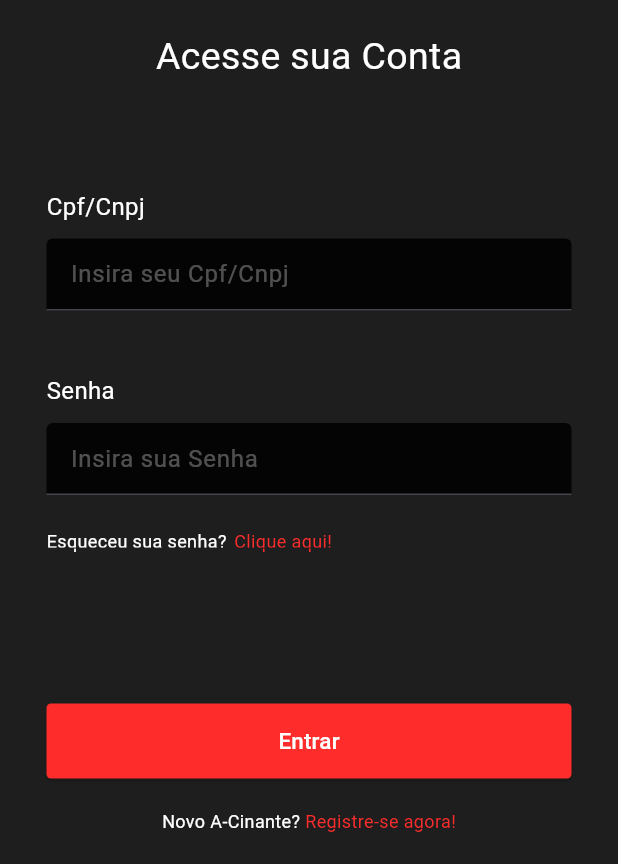
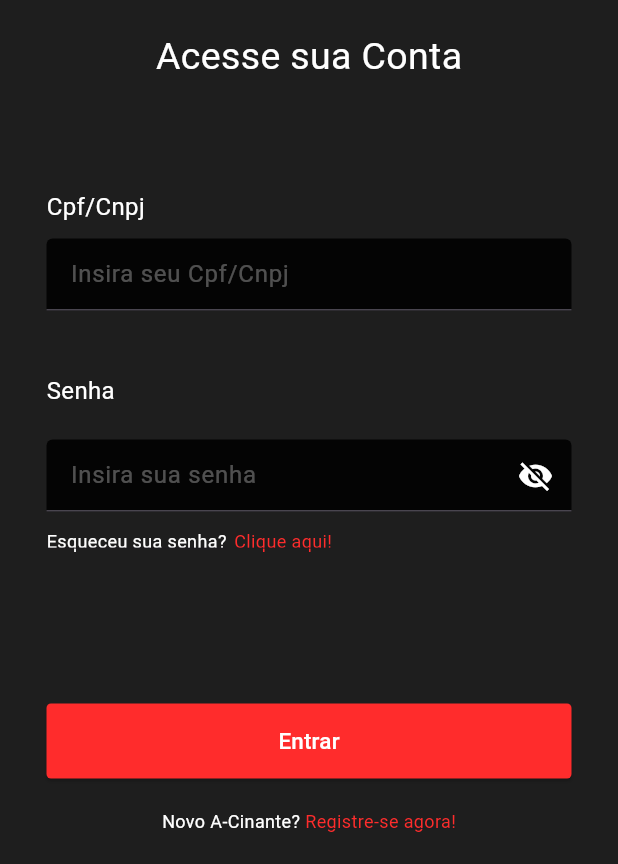
Before and after one commit to KaiqueFLH/Teste-Flutter-ACine, a Flutter app: the screen it shows after launch, on a phone screen of 412 x 824 dp, the part 372-1236 px from its top. Run offline on Flutter 3.47's test engine with Material 3 defaults, Android fonts, the phone set to English and light mode, and no system bars.

```diff
--- a/lib/myHomePage.dart
+++ b/lib/myHomePage.dart
@@ -1,6 +1,16 @@
 import 'package:flutter/material.dart';
+import 'package:newprojecttest/myHomePage.dart';
+import 'package:newprojecttest/registreSePage.dart';
 
-class MyHomePage extends StatelessWidget {
+class MyHomePage extends StatefulWidget {
+  @override
+  // ignore: library_private_types_in_public_api
+  _MyHomePageState createState() => _MyHomePageState();
+}
+
+class _MyHomePageState extends State<MyHomePage> {
+  bool _isObscure = true; // Variável _isObscure adicionada aqui
+
   @override
   Widget build(BuildContext context) {
     return Scaffold(
@@ -35,46 +45,73 @@ class MyHomePage extends StatelessWidget {
                       decoration: InputDecoration(
                         focusedBorder: UnderlineInputBorder(
                           borderSide: BorderSide(
-                                color: Color.fromARGB(255, 255, 44, 44)),
-                            borderRadius:
-                                BorderRadius.all(Radius.circular(3.0))),
+                            color: Color.fromARGB(255, 255, 44, 44),
+                          ),
+                          borderRadius: BorderRadius.all(Radius.circular(3.0)),
+                        ),
                         hintText: 'Insira seu Cpf/Cnpj',
                         hintStyle: TextStyle(color: Colors.white30),
                         fillColor: Colors.black87,
                         filled: true,
+                      ),
+                      style: TextStyle(
+                        color: Colors.white,
+                        fontSize: 16.0,
                       ),
                     ),
                   ),
                 ],
               ),
               const SizedBox(height: 20),
-              const Column(
+              Column(
                 crossAxisAlignment: CrossAxisAlignment.start,
                 children: <Widget>[
-                  Text(
+                  const Text(
                     'Senha',
                     style: TextStyle(color: Colors.white, fontSize: 16.0),
                   ),
-                  SizedBox(height: 10),
+                 const SizedBox(height: 10),
                   SizedBox(
                     width: 350.0,
                     height: 70.0,
-                    child: TextField(
+                    child: Stack(
+                      alignment: Alignment.centerRight,
+                      children: [
+                        TextField(
+                          obscureText: _isObscure,
                           cursorColor: Colors.white30,
-                      decoration: InputDecoration(
+                          decoration: const InputDecoration(
                             focusedBorder: UnderlineInputBorder(
                               borderSide: BorderSide(
-                                color: Color.fromARGB(255, 255, 44, 44)),
-                            borderRadius:
-                                BorderRadius.all(Radius.circular(3.0))),
-                        hintText: 'Insira sua Senha',
+                                color: Color.fromARGB(255, 255, 44, 44),
+                              ),
+                              borderRadius: BorderRadius.all(Radius.circular(3.0)),
+                            ),
+                            hintText: 'Insira sua senha',
                             hintStyle: TextStyle(color: Colors.white30),
                             fillColor: Colors.black87,
                             filled: true,
                           ),
+                          style: const TextStyle(
+                            color: Colors.white,
+                            fontSize: 16.0,
                           ),
                         ),
-                  SizedBox(
+                        IconButton(
+                          icon: Icon(
+                            _isObscure ? Icons.visibility_off : Icons.visibility,
+                            color: Colors.white,
+                          ),
+                          onPressed: () {
+                            setState(() {
+                              _isObscure = !_isObscure;
+                            });
+                          },
+                        ),
+                      ],
+                    ),
+                  ),
+                  const SizedBox(
                     width: 350.0,
                     child: Row(
                       mainAxisAlignment: MainAxisAlignment.start,
@@ -84,7 +121,8 @@ class MyHomePage extends StatelessWidget {
                           style: TextStyle(
                             color: Colors.white,
                             fontSize: 12.0,
-                              decoration: TextDecoration.underline),
+                            decoration: TextDecoration.underline,
+                          ),
                         ),
                         SizedBox(width: 5),
                         Text(
@@ -92,7 +130,8 @@ class MyHomePage extends StatelessWidget {
                           style: TextStyle(
                             color: Color.fromARGB(255, 255, 44, 44),
                             fontSize: 12.0,
-                              decoration: TextDecoration.underline),
+                            decoration: TextDecoration.underline,
+                          ),
                         ),
                       ],
                     ),
@@ -104,7 +143,9 @@ class MyHomePage extends StatelessWidget {
                 width: 350.0,
                 height: 50.0,
                 child: ElevatedButton(
-                  onPressed: () {},
+                  onPressed: () {
+                    Navigator.push(context, MaterialPageRoute(builder: (context) => RegistreSePage(), settings: const RouteSettings(name: '/RegistreSe')));
+                  },
                   style: ElevatedButton.styleFrom(
                     backgroundColor: const Color.fromARGB(255, 255, 44, 44),
                     shape: RoundedRectangleBorder(
@@ -130,7 +171,8 @@ class MyHomePage extends StatelessWidget {
                     style: TextStyle(
                       color: Color.fromARGB(255, 255, 44, 44),
                       fontSize: 12.0,
-                        decoration: TextDecoration.underline),
+                      decoration: TextDecoration.underline,
+                    ),
                   ),
                 ],
               )
```
Also changed, not shown: lib/registreSePage.dart (added, +38 -0 lines). Lines whose indentation alone changed are shown as unchanged.
